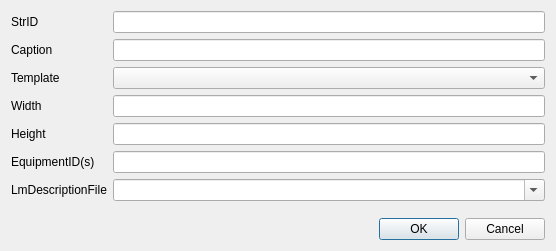
Qt form u7/CreateSchemaDialog.ui (whiteman-kr/u7set) before a commit.
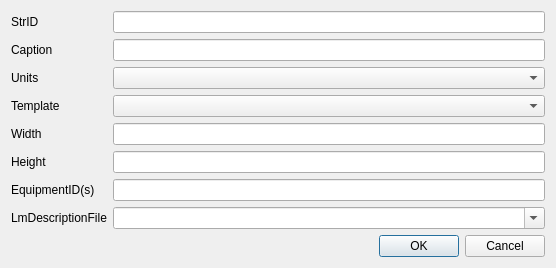
The same form after that commit.

Commit message: RPCT-2875, VFrame30, u7: Monitor and TuningClient schemas can can be created for both units, millimiter or pixels

Patch:
```diff
--- a/u7/CreateSchemaDialog.ui
+++ b/u7/CreateSchemaDialog.ui
@@ -7,7 +7,7 @@
     <x>0</x>
     <y>0</y>
     <width>556</width>
-    <height>251</height>
+    <height>266</height>
    </rect>
   </property>
   <property name="windowTitle">
@@ -57,65 +57,72 @@
        </property>
       </widget>
      </item>
+     <item row="2" column="0">
+      <widget class="QLabel" name="unitsLabel">
+       <property name="text">
+        <string>Units</string>
+       </property>
+      </widget>
+     </item>
      <item row="3" column="0">
+      <widget class="QLabel" name="templateLabel">
+       <property name="text">
+        <string>Template</string>
+       </property>
+      </widget>
+     </item>
+     <item row="3" column="1">
+      <widget class="QComboBox" name="templateComboBox">
+       <property name="currentIndex">
+        <number>-1</number>
+       </property>
+       <property name="duplicatesEnabled">
+        <bool>false</bool>
+       </property>
+      </widget>
+     </item>
+     <item row="4" column="0">
       <widget class="QLabel" name="widthLabel">
        <property name="text">
         <string>Width</string>
        </property>
       </widget>
      </item>
-     <item row="3" column="1">
+     <item row="4" column="1">
       <widget class="QLineEdit" name="widthEdit"/>
      </item>
-     <item row="4" column="0">
+     <item row="5" column="0">
       <widget class="QLabel" name="heigtLabel">
        <property name="text">
         <string>Height</string>
        </property>
       </widget>
      </item>
-     <item row="4" column="1">
+     <item row="5" column="1">
       <widget class="QLineEdit" name="heightEdit"/>
      </item>
-     <item row="5" column="0">
+     <item row="6" column="0">
       <widget class="QLabel" name="equipmentIdLabel">
        <property name="text">
         <string>EquipmentID(s)</string>
        </property>
       </widget>
      </item>
-     <item row="5" column="1">
+     <item row="6" column="1">
       <widget class="QLineEdit" name="equipmentIdEdit">
        <property name="enabled">
         <bool>true</bool>
        </property>
       </widget>
      </item>
-     <item row="2" column="0">
-      <widget class="QLabel" name="templateLabel">
-       <property name="text">
-        <string>Template</string>
-       </property>
-      </widget>
-     </item>
-     <item row="2" column="1">
-      <widget class="QComboBox" name="templateComboBox">
-       <property name="currentIndex">
-        <number>-1</number>
-       </property>
-       <property name="duplicatesEnabled">
-        <bool>false</bool>
-       </property>
-      </widget>
-     </item>
-     <item row="6" column="0">
+     <item row="7" column="0">
       <widget class="QLabel" name="lmDescrFileLabel">
        <property name="text">
         <string>LmDescriptionFile</string>
        </property>
       </widget>
      </item>
-     <item row="6" column="1">
+     <item row="7" column="1">
       <widget class="QComboBox" name="lmDescriptionFileComboBox">
        <property name="editable">
         <bool>true</bool>
@@ -128,6 +135,16 @@
        </property>
       </widget>
      </item>
+     <item row="2" column="1">
+      <widget class="QComboBox" name="unitsComboBox">
+       <property name="currentIndex">
+        <number>-1</number>
+       </property>
+       <property name="duplicatesEnabled">
+        <bool>false</bool>
+       </property>
+      </widget>
+     </item>
     </layout>
    </item>
   </layout>
```
Left out of the diff: 10 changed lines with no effect on the pictures. The commit also changes 34 other files.
